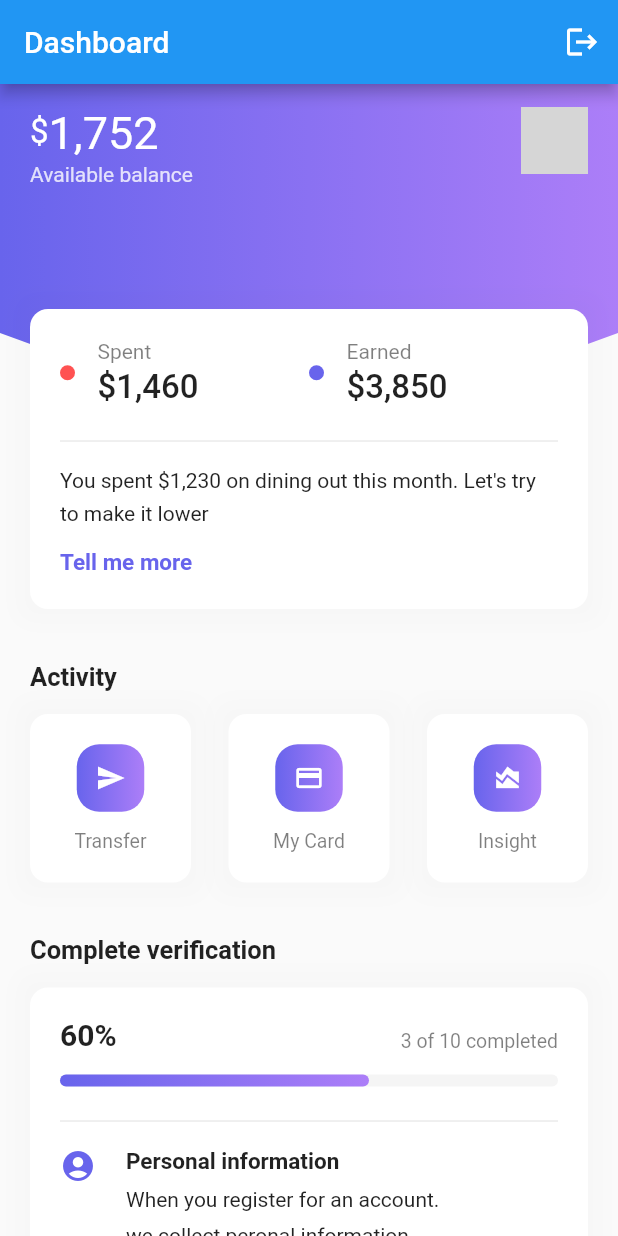
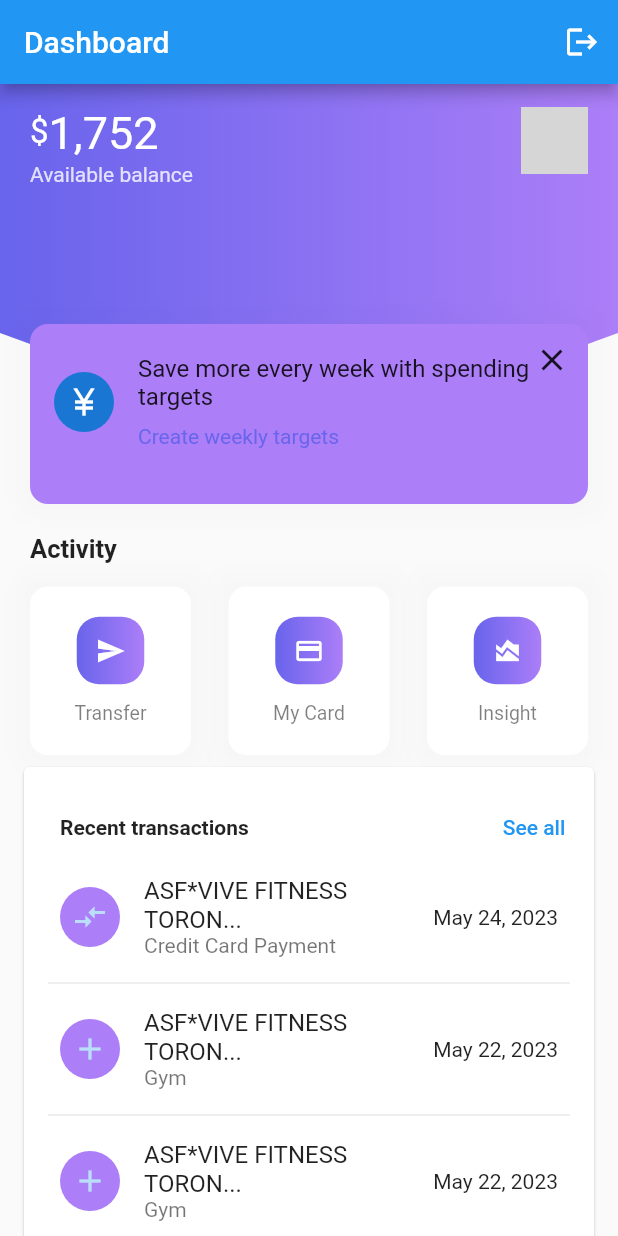
Before and after one commit to 15eb1137/champagnejulep, a Flutter app: the screen it shows after launch, on a phone screen of 412 x 824 dp. Run offline on Flutter 3.47's test engine with Material 2 defaults, Android fonts, the phone set to English and light mode, and no system bars; our stand-ins replace firebase_core, fl_chart, flutter_custom_clippers, flutter_riverpod, freezed_annotation, isar and 2 more; missing offline and left inert: circle_progress_bar; accounts and stored records are empty; generated files the repository leaves out were written again; network calls fail; grey boxes are pictures that could not be loaded.

Commit message:
transaction add

```diff
--- a/flutter/lib/presentation/pages/dashboard_page.dart
+++ b/flutter/lib/presentation/pages/dashboard_page.dart
@@ -4,6 +4,8 @@ import '../activities_list.dart';
 import '../app_bar_balance.dart';
 import '../app_bar_curve.dart';
 import '../news_and_promo_widget.dart';
+import '../recent_transactions.dart';
+import '../shortage_info.dart';
 import '../verification_widget.dart';
 import 'recent_transactions_page.dart';
 
@@ -23,9 +25,11 @@ class DashboardPage extends StatelessWidget {
         ]),
         body: SingleChildScrollView(
             child: Column(crossAxisAlignment: CrossAxisAlignment.start, children: [
-          SizedBox(height: 350, child: Stack(children: const [AppBarCurve(), AppBarBalance()])),
+          SizedBox(height: 300, child: Stack(children: const [AppBarCurve(), ShortageInfo()])),
+          const ActivitiesList(),
+          const RecentTransactions(),
           const SizedBox(height: 35),
-          const ActivitiesList(),
+          const AppBarBalance(),
           const SizedBox(height: 35),
           const VerificationWidget(),
           const SizedBox(height: 35),
--- a/flutter/lib/presentation/pages/transactions_page.dart
+++ b/flutter/lib/presentation/pages/transactions_page.dart
@@ -1,15 +1,26 @@
 import 'package:flutter/material.dart';
-import 'package:flutter/src/widgets/framework.dart';
 import 'package:flutter_riverpod/flutter_riverpod.dart';
 
+import '../editable_list_model.dart';
+import '../editable_list_tile.dart';
 import '../servicies/theme_service_provider.dart';
 
-class TransactionsPage extends ConsumerWidget {
+class TransactionsPage extends ConsumerStatefulWidget {
   const TransactionsPage({super.key});
 
   @override
-  Widget build(BuildContext context, WidgetRef ref) {
-    final transactions = [
+  ConsumerState<ConsumerStatefulWidget> createState() => TransactionsPageState();
+}
+
+class TransactionsPageState extends ConsumerState<TransactionsPage> {
+  late bool lastIsEditingMode;
+  late List<Map<String, dynamic>> transactions;
+
+  @override
+  void initState() {
+    super.initState();
+    lastIsEditingMode = false;
+    transactions = [
       <String, dynamic>{
         'icon': Icons.compare_arrows,
         'title': 'ASF*VIVE FITNESS TORON...',
@@ -47,6 +58,10 @@ class TransactionsPage extends ConsumerWidget {
         'date': 'May 04, 2023'
       },
     ];
+  }
+
+  @override
+  Widget build(BuildContext context) {
     return Scaffold(
         appBar: AppBar(
             title: const Text('Transactions', style: TextStyle(fontSize: 16)),
@@ -77,8 +92,7 @@ class TransactionsPage extends ConsumerWidget {
                   ActionChip(
                     label: Row(children: const [Text('Sort'), Icon(Icons.keyboard_arrow_down)]),
                     onPressed: () {
-                      showModalBottomSheet<SizedBox>(
-                          context: context, builder: (context) => const _SortBottomSheet());
+                      showModalBottomSheet<SizedBox>(context: context, builder: (context) => const _SortBottomSheet());
                     },
                     backgroundColor: ref.watch(themeServiceProvider).getWhite(),
                     side: BorderSide(color: ref.watch(themeServiceProvider).getBlack()),
@@ -95,19 +109,59 @@ class TransactionsPage extends ConsumerWidget {
               child: const Text('May 2023', style: TextStyle(fontSize: 20, fontWeight: FontWeight.bold))),
           ListView.builder(
               itemBuilder: (context, index) {
-                return ListTile(
-                  leading: CircleAvatar(
-                      backgroundColor: ref.watch(themeServiceProvider).getSecondary(),
-                      child: Icon(transactions[index]['icon'] as IconData)),
-                  title: Text(transactions[index]['title'] as String),
-                  subtitle: Text(transactions[index]['subtitle'] as String),
-                  trailing: Text(transactions[index]['date'] as String),
-                );
+                if (index == transactions.length - 1 && lastIsEditingMode) {
+                  lastIsEditingMode = false;
+                  return EditableListTile(
+                    model: EditableListModel(
+                        icon: transactions[index]['icon'] as IconData,
+                        title: transactions[index]['title'] as String,
+                        subTitle: transactions[index]['subtitle'] as String,
+                        date: transactions[index]['date'] as String),
+                    onChanged: (updatedModel) {
+                      transactions[index] = <String, dynamic>{
+                        'icon': updatedModel.icon,
+                        'title': updatedModel.title,
+                        'subtitle': updatedModel.subTitle,
+                        'date': updatedModel.date
+                      };
+                    },
+                    initIsEditingMode: true,
+                  );
+                } else {
+                  return EditableListTile(
+                    model: EditableListModel(
+                        icon: transactions[index]['icon'] as IconData,
+                        title: transactions[index]['title'] as String,
+                        subTitle: transactions[index]['subtitle'] as String,
+                        date: transactions[index]['date'] as String),
+                    onChanged: (updatedModel) {
+                      transactions[index] = <String, dynamic>{
+                        'icon': updatedModel.icon,
+                        'title': updatedModel.title,
+                        'subtitle': updatedModel.subTitle,
+                        'date': updatedModel.date
+                      };
+                    },
+                  );
+                }
               },
               shrinkWrap: true,
               itemCount: transactions.length,
               physics: const NeverScrollableScrollPhysics())
-        ])));
+        ])),
+        floatingActionButton: FloatingActionButton(
+            onPressed: () {
+              transactions.add(<String, dynamic>{
+                'icon': Icons.compare_arrows,
+                'title': '',
+                'subtitle': '',
+                'date': 'July 10, 2023'
+              });
+              setState(() {
+                lastIsEditingMode = true;
+              });
+            },
+            child: const Icon(Icons.add)));
   }
 }
 
--- /dev/null
+++ b/flutter/lib/presentation/recent_transactions.dart
@@ -0,0 +1,77 @@
+import 'package:flutter/material.dart';
+import 'package:flutter_riverpod/flutter_riverpod.dart';
+
+import 'pages/transactions_page.dart';
+import 'servicies/theme_service_provider.dart';
+
+class RecentTransactions extends ConsumerWidget {
+  const RecentTransactions({super.key});
+
+  @override
+  Widget build(BuildContext context, WidgetRef ref) {
+    final transactions = [
+      <String, dynamic>{
+        'icon': Icons.compare_arrows,
+        'title': 'ASF*VIVE FITNESS TORON...',
+        'subtitle': 'Credit Card Payment',
+        'date': 'May 24, 2023'
+      },
+      <String, dynamic>{
+        'icon': Icons.add,
+        'title': 'ASF*VIVE FITNESS TORON...',
+        'subtitle': 'Gym',
+        'date': 'May 22, 2023'
+      },
+      <String, dynamic>{
+        'icon': Icons.add,
+        'title': 'ASF*VIVE FITNESS TORON...',
+        'subtitle': 'Gym',
+        'date': 'May 22, 2023'
+      },
+      <String, dynamic>{
+        'icon': Icons.directions_bike,
+        'title': 'Uber CANADA/UBERTRIP...',
+        'subtitle': 'Ride Share',
+        'date': 'May 18, 2023'
+      },
+      <String, dynamic>{
+        'icon': Icons.compare_arrows,
+        'title': 'EFT CREDIT CANADA',
+        'subtitle': 'Credit Card Payment',
+        'date': 'May 15, 2023'
+      }
+    ];
+    return Card(
+        margin: const EdgeInsets.fromLTRB(16, 8, 16, 0),
+        child: Padding(
+            padding: const EdgeInsets.fromLTRB(8, 16, 8, 0),
+            child: Column(children: [
+              Row(mainAxisAlignment: MainAxisAlignment.spaceBetween, children: [
+                const Padding(
+                    padding: EdgeInsets.only(left: 16),
+                    child: Text('Recent transactions', style: TextStyle(fontWeight: FontWeight.bold))),
+                TextButton(
+                    onPressed: () {
+                      Navigator.push(
+                          context, MaterialPageRoute<TransactionsPage>(builder: (_) => const TransactionsPage()));
+                    },
+                    child: const Text('See all'))
+              ]),
+              ListView.separated(
+                  itemBuilder: (context, index) {
+                    return ListTile(
+                      leading: CircleAvatar(
+                          backgroundColor: ref.watch(themeServiceProvider).getSecondary(),
+                          child: Icon(transactions[index]['icon'] as IconData)),
+                      title: Text(transactions[index]['title'] as String),
+                      subtitle: Text(transactions[index]['subtitle'] as String),
+                      trailing: Text(transactions[index]['date'] as String),
+                    );
+                  },
+                  separatorBuilder: (context, index) => const Divider(indent: 8, endIndent: 8),
+                  itemCount: transactions.length < 5 ? transactions.length : 5,
+                  shrinkWrap: true,
+                  physics: const NeverScrollableScrollPhysics())
+            ])));
+  }
+}
--- /dev/null
+++ b/flutter/lib/presentation/shortage_info.dart
@@ -0,0 +1,42 @@
+import 'package:flutter/material.dart';
+import 'package:flutter_riverpod/flutter_riverpod.dart';
+
+import 'servicies/theme_service_provider.dart';
+
+class ShortageInfo extends ConsumerWidget {
+  const ShortageInfo({super.key});
+
+  @override
+  Widget build(BuildContext context, WidgetRef ref) {
+    return Positioned(
+        bottom: 0,
+        left: 0,
+        right: 0,
+        top: 160,
+        child: Padding(
+            padding: const EdgeInsets.only(left: 20, right: 20),
+            child: Stack(alignment: Alignment.topRight, children: [
+              Container(
+                  height: 120,
+                  width: MediaQuery.of(context).size.width,
+                  decoration: BoxDecoration(
+                      color: ref.watch(themeServiceProvider).getSecondary(),
+                      borderRadius: BorderRadius.circular(12),
+                      boxShadow: [
+                        BoxShadow(
+                          color: ref.watch(themeServiceProvider).getBlack().withOpacity(0.01),
+                          spreadRadius: 10,
+                          blurRadius: 10,
+                          // changes position of shadow
+                        ),
+                      ]),
+                  child: ListTile(
+                      contentPadding: const EdgeInsets.all(16),
+                      leading: const CircleAvatar(child: Icon(Icons.currency_yen)),
+                      title: const Text("Save more every week with spending targets"),
+                      subtitle: Text("Create weekly targets",
+                          style: TextStyle(color: ref.watch(themeServiceProvider).getPrimary(), height: 2)))),
+              IconButton(onPressed: () {}, icon: const Icon(Icons.close))
+            ])));
+  }
+}
--- a/flutter/lib/presentation/top_categories.dart
+++ b/flutter/lib/presentation/top_categories.dart
@@ -1,6 +1,5 @@
 import 'package:circle_progress_bar/circle_progress_bar.dart';
 import 'package:flutter/material.dart';
-import 'package:flutter/src/widgets/framework.dart';
 import 'package:flutter_riverpod/flutter_riverpod.dart';
 
 import 'servicies/theme_service_provider.dart';
```
Also changed, not shown: flutter/lib/presentation/editable_list_model.dart (added, +10 -0 lines), flutter/lib/presentation/editable_list_tile.dart (added, +97 -0 lines), flutter/lib/presentation/pages/recent_transactions_page.dart (+2 -65 lines), flutter/lib/presentation/pages/transaction_add_page.dart (added, +50 -0 lines), flutter/lib/presentation/pages/transaction_add_type_page.dart (added, +35 -0 lines).
